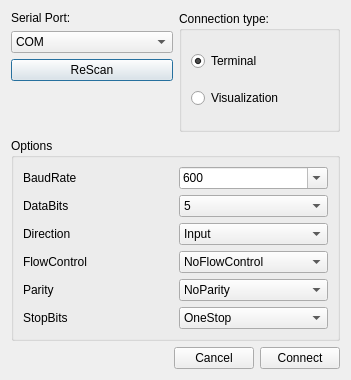
Old version of the form DataVisualizer/serialdialog.ui in the repository DamianPodrazaCode/DataVisualizer.
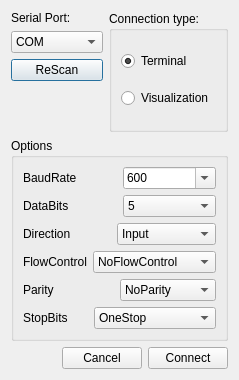
New version of the form.

The edit to the form file:
```diff
--- a/DataVisualizer/serialdialog.ui
+++ b/DataVisualizer/serialdialog.ui
@@ -6,7 +6,7 @@
    <rect>
     <x>0</x>
     <y>0</y>
-    <width>351</width>
+    <width>235</width>
     <height>380</height>
    </rect>
   </property>
```
